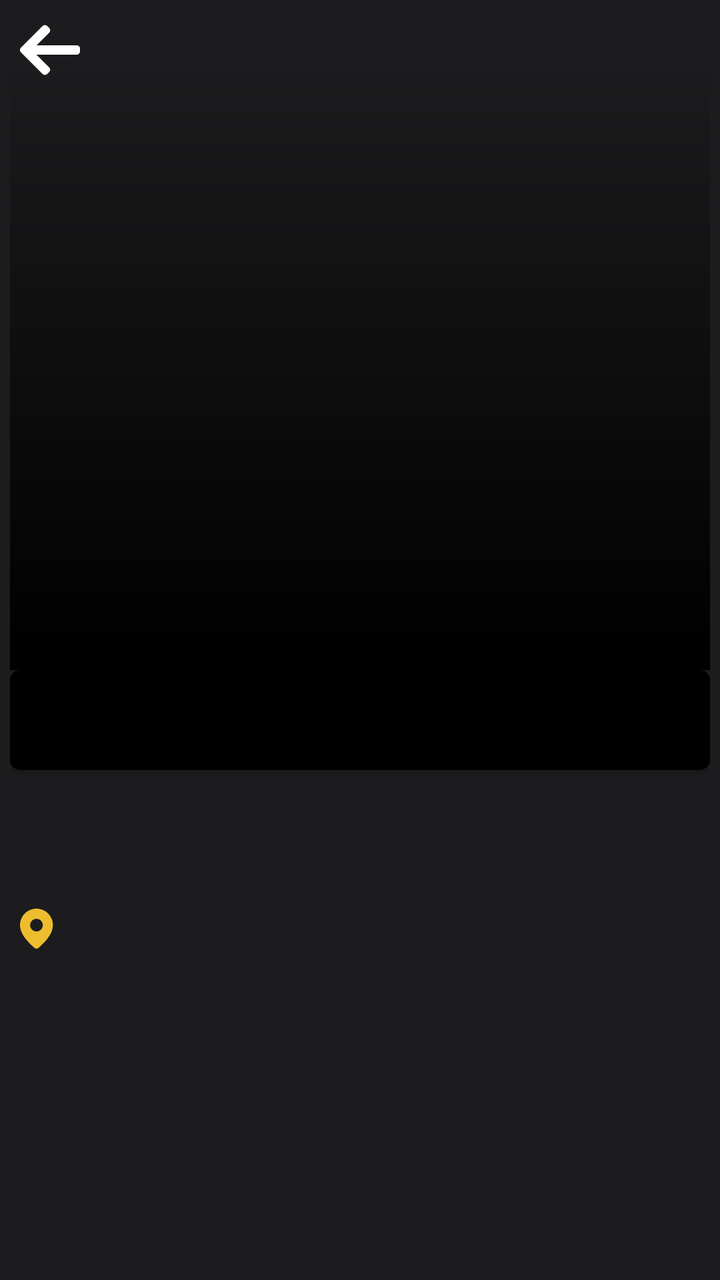
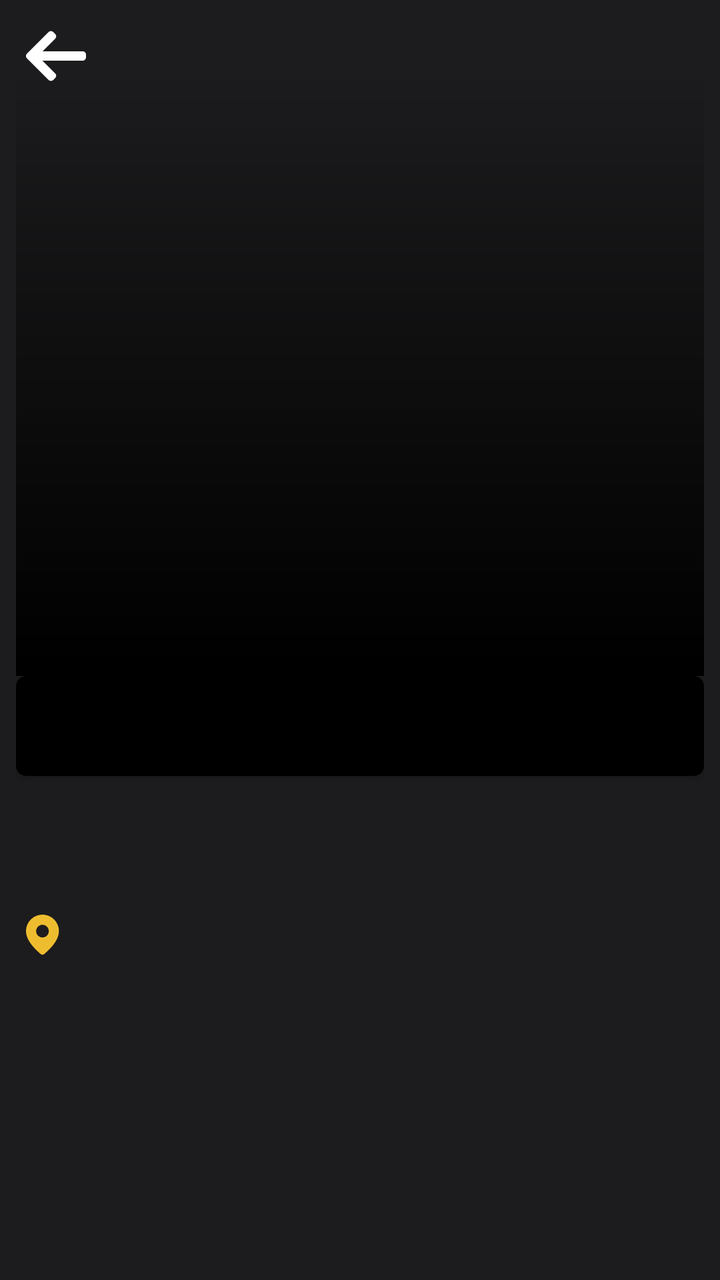

Two renders of the same Android screen: before a commit and after it. Below are the layout's source before the change and the commit's diff.
<!-- AndroidManifest.xml: application theme Theme.NavigationDrawer -->
<!-- res/layout/fragment_sport_detail.xml -->
<?xml version="1.0" encoding="utf-8"?>
<androidx.core.widget.NestedScrollView xmlns:android="http://schemas.android.com/apk/res/android"
    xmlns:app="http://schemas.android.com/apk/res-auto"
    xmlns:tools="http://schemas.android.com/tools"
    android:layout_width="match_parent"
    android:layout_height="match_parent"
    android:background="#1C1C1E"
    tools:context=".Fragment.sport_detail">

    <androidx.constraintlayout.widget.ConstraintLayout
        android:layout_width="match_parent"
        android:layout_height="match_parent"
        android:padding="5dp">

        <ImageView
            android:id="@+id/imageView6"
            android:layout_width="0dp"
            android:layout_height="330dp"
            android:scaleType="fitXY"
            app:layout_constraintEnd_toEndOf="parent"
            app:layout_constraintStart_toStartOf="parent"
            app:layout_constraintTop_toTopOf="parent" />

        <androidx.appcompat.widget.AppCompatButton
            android:id="@+id/backBtn"
            android:layout_width="30dp"
            android:layout_height="30dp"
            android:layout_margin="5dp"
            android:layout_marginTop="8dp"
            android:background="@drawable/back"
            app:layout_constraintEnd_toEndOf="parent"
            app:layout_constraintHorizontal_bias="0.0"
            app:layout_constraintStart_toStartOf="@id/imageView6"
            app:layout_constraintTop_toTopOf="@id/imageView6" />

        <ImageView
            android:id="@+id/image"
            android:layout_width="0dp"
            android:layout_height="330dp"
            android:elevation="5dp"
            android:scaleType="fitXY"
            app:layout_constraintEnd_toEndOf="parent"
            app:layout_constraintStart_toStartOf="parent"
            app:layout_constraintTop_toTopOf="parent"
            app:srcCompat="@drawable/fade2" />

        <TextView
            android:id="@+id/name"
            android:layout_width="0dp"
            android:layout_height="wrap_content"
            android:layout_marginTop="150dp"
            android:elevation="10dp"
            android:fontFamily="@font/poppins_medium"
            android:paddingStart="10dp"
            android:textColor="@color/white"
            android:textSize="20sp"
            app:layout_constraintBottom_toBottomOf="@+id/imageView6"
            app:layout_constraintEnd_toEndOf="@+id/imageView6"
            app:layout_constraintHorizontal_bias="0.134"
            app:layout_constraintStart_toStartOf="@+id/imageView6"
            app:layout_constraintTop_toTopOf="parent"
            app:layout_constraintVertical_bias="0.854" />

        <TextView
            android:id="@+id/date"
            android:layout_width="0dp"
            android:layout_height="wrap_content"
            android:layout_marginTop="-5dp"
            android:elevation="10dp"
            android:fontFamily="@font/poppins_medium"
            android:paddingStart="10dp"
            android:textColor="#A6A6A6"
            android:textSize="16sp"
            app:layout_constraintEnd_toEndOf="@+id/name"
            app:layout_constraintStart_toStartOf="parent"
            app:layout_constraintTop_toBottomOf="@+id/name" />

        <androidx.cardview.widget.CardView
            android:id="@+id/car1"
            android:layout_width="0dp"
            android:layout_height="wrap_content"
            app:cardBackgroundColor="@color/black"
            app:cardCornerRadius="5dp"
            app:layout_constraintEnd_toEndOf="parent"
            app:layout_constraintStart_toStartOf="parent"
            app:layout_constraintTop_toBottomOf="@+id/imageView6">

            <TextView
                android:id="@+id/length"
                android:layout_width="match_parent"
                android:layout_height="50dp"
                android:fontFamily="@font/poppins_medium"
                android:gravity="center"
                android:textColor="#A6A6A6"
                android:textSize="16sp"
                app:layout_constraintEnd_toEndOf="parent"
                app:layout_constraintStart_toStartOf="parent"
                app:layout_constraintTop_toBottomOf="@+id/imageView6" />
        </androidx.cardview.widget.CardView>


        <LinearLayout
            android:layout_width="0dp"
            android:layout_height="wrap_content"
            android:layout_marginTop="10dp"
            android:background="@drawable/backlesss"
            android:backgroundTint="#1C1C1E"
            android:orientation="vertical"
            android:weightSum="3"
            app:layout_constraintEnd_toEndOf="parent"
            app:layout_constraintStart_toStartOf="parent"
            app:layout_constraintTop_toBottomOf="@+id/car1">

            <TextView
                android:id="@+id/heading"
                android:layout_width="match_parent"
                android:layout_height="wrap_content"
                android:layout_weight="1"
                android:fontFamily="@font/poppins_medium"
                android:paddingHorizontal="10dp"
                android:textColor="#E4DFDF"
                android:textSize="20sp" />

            <TextView
                android:id="@+id/discription"
                android:layout_width="match_parent"
                android:layout_height="wrap_content"
                android:layout_marginTop="5dp"
                android:layout_weight="1"
                android:paddingHorizontal="10dp"
                android:textColor="@color/white"
                android:textSize="16sp" />

            <TextView
                android:id="@+id/location"
                android:layout_width="match_parent"
                android:layout_height="wrap_content"
                android:layout_marginTop="5dp"
                android:layout_weight="1"
                android:drawablePadding="5dp"
                android:fontFamily="@font/poppins_medium"
                android:paddingHorizontal="5dp"
                android:textColor="#EEBD2F"
                android:textSize="16sp"
                app:drawableLeftCompat="@drawable/location" />
        </LinearLayout>
    </androidx.constraintlayout.widget.ConstraintLayout>

</androidx.core.widget.NestedScrollView>
<!-- resources referenced by this layout -->
<resources>
  <color name="black">#FF000000</color>
  <color name="white">#FFFFFFFF</color>
  <!-- drawable back (drawable) -->
  <vector xmlns:android="http://schemas.android.com/apk/res/android"
      android:width="30dp"
      android:height="30dp"
      android:viewportWidth="492"
      android:viewportHeight="492">
    <path
        android:pathData="M464.34,207.42l0.77,0.17H135.89l103.5,-103.72c5.07,-5.06 7.85,-11.92 7.85,-19.12c0,-7.2 -2.78,-14.01 -7.85,-19.09L223.28,49.54c-5.06,-5.06 -11.81,-7.86 -19.01,-7.86c-7.2,0 -13.95,2.78 -19.02,7.84L7.84,226.91C2.76,232 -0.02,238.77 0,245.97c-0.02,7.24 2.76,14.02 7.84,19.1l177.41,177.41c5.06,5.06 11.81,7.84 19.02,7.84c7.2,0 13.94,-2.79 19.01,-7.84l16.1,-16.11c5.07,-5.06 7.85,-11.81 7.85,-19.01c0,-7.2 -2.78,-13.59 -7.85,-18.65L134.72,284.41h329.99c14.83,0 27.29,-12.78 27.29,-27.6v-22.79C492,219.2 479.17,207.42 464.34,207.42z"
        android:fillColor="#FFFFFF"/>
  </vector>
  <!-- drawable backlesss (drawable) -->
  <?xml version="1.0" encoding="utf-8"?>
  <shape xmlns:android="http://schemas.android.com/apk/res/android">
      <solid android:color="#E9BD3E" /> 
  
      <corners
          android:topLeftRadius="10dp"
          android:topRightRadius="10dp" />
  </shape>
  <!-- drawable fade2 (drawable) -->
  <vector xmlns:android="http://schemas.android.com/apk/res/android"
      xmlns:aapt="http://schemas.android.com/aapt"
      android:width="393dp"
      android:height="293dp"
      android:viewportWidth="393"
      android:viewportHeight="293">
    <path
        android:pathData="M0,0h393v293h-393z">
      <aapt:attr name="android:fillColor">
        <gradient 
            android:startX="197"
            android:startY="293"
            android:endX="197"
            android:endY="27.9"
            android:type="linear">
          <item android:offset="0" android:color="#FF000000"/>
          <item android:offset="1" android:color="#00000000"/>
        </gradient>
      </aapt:attr>
    </path>
  </vector>
  <!-- drawable location (drawable) -->
  <vector xmlns:android="http://schemas.android.com/apk/res/android"
      android:width="17dp"
      android:height="20dp"
      android:viewportWidth="17"
      android:viewportHeight="20">
    <path
        android:pathData="M8.231,0C10.414,0 12.508,0.867 14.051,2.411C15.595,3.954 16.462,6.048 16.462,8.231C16.462,11.709 14.018,15.5 9.194,19.643C8.925,19.874 8.583,20 8.23,20C7.876,20 7.534,19.872 7.266,19.642L6.947,19.365C2.336,15.329 0,11.632 0,8.231C0,6.048 0.867,3.954 2.411,2.411C3.954,0.867 6.048,0 8.231,0ZM8.231,5.065C7.391,5.065 6.586,5.399 5.993,5.993C5.399,6.586 5.065,7.391 5.065,8.231C5.065,9.071 5.399,9.876 5.993,10.47C6.586,11.063 7.391,11.397 8.231,11.397C9.071,11.397 9.876,11.063 10.47,10.47C11.063,9.876 11.397,9.071 11.397,8.231C11.397,7.391 11.063,6.586 10.47,5.993C9.876,5.399 9.071,5.065 8.231,5.065Z"
        android:fillColor="#EEBD2F"/>
  </vector>
  <style name="Theme.NavigationDrawer" parent="Theme.MaterialComponents.DayNight.NoActionBar">
          
          <item name="colorPrimary">#FFECA1</item>
          
      </style>
</resources>

<!-- the commit's change to res/layout/fragment_sport_detail.xml (unified diff, before → after) -->
@@ -10,7 +10,7 @@
     <androidx.constraintlayout.widget.ConstraintLayout
         android:layout_width="match_parent"
         android:layout_height="match_parent"
-        android:padding="5dp">
+        android:padding="8dp">
 
         <ImageView
             android:id="@+id/imageView6"
